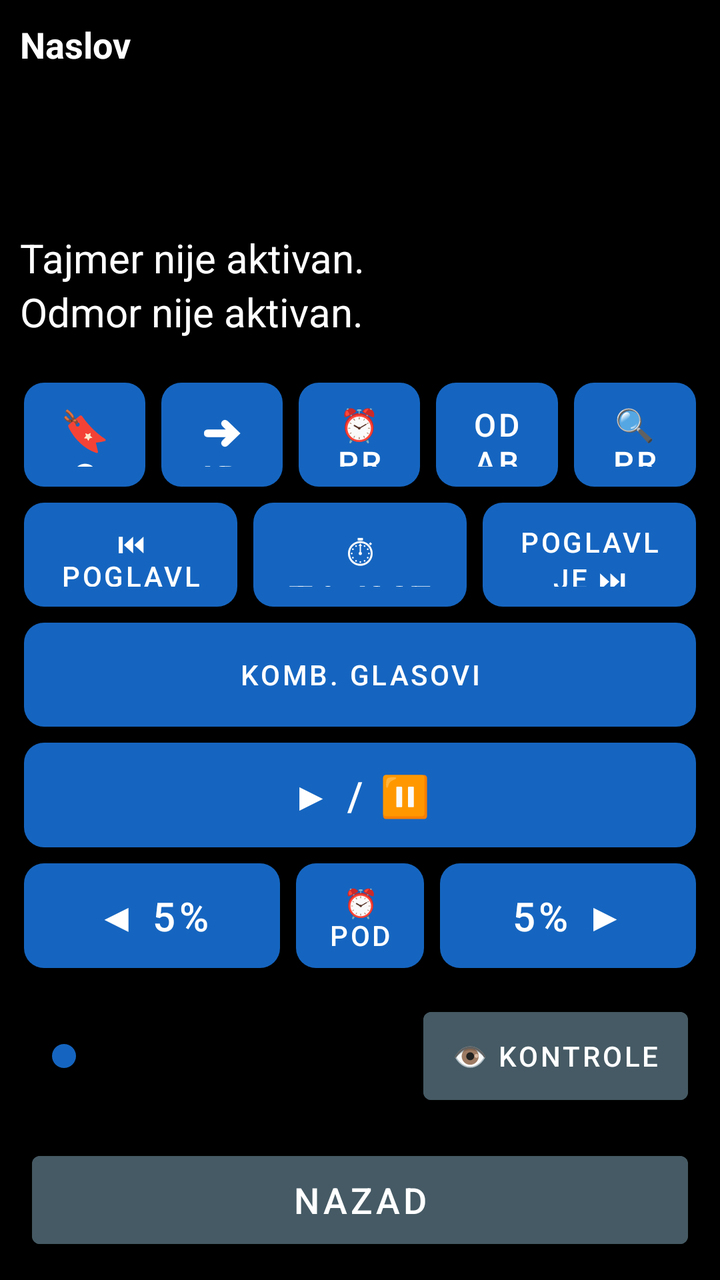
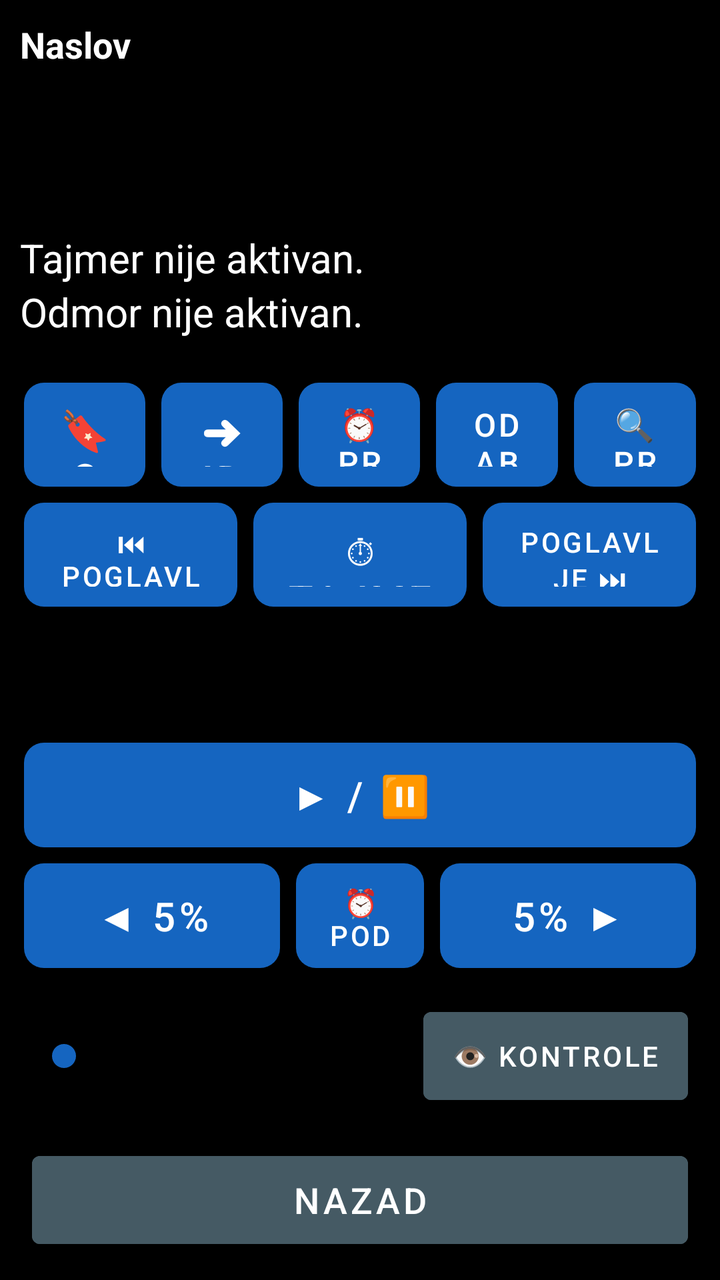

Screens rendered from an Android XML layout before and after an edit, with the pre-edit source and the edit as a unified diff.
<!-- AndroidManifest.xml: application theme Theme.RecPoRec -->
<!-- res/layout/activity_reader.xml -->
<?xml version="1.0" encoding="utf-8"?>
<LinearLayout xmlns:android="http://schemas.android.com/apk/res/android"
    android:layout_width="match_parent"
    android:layout_height="match_parent"
    android:orientation="vertical"
    android:fitsSystemWindows="true"
    android:background="@color/background">

    
    <LinearLayout
        android:id="@+id/layoutStatus"
        android:layout_width="match_parent"
        android:layout_height="wrap_content"
        android:orientation="vertical"
        android:padding="10dp">

        <TextView
            android:id="@+id/textDocTitle"
            android:layout_width="match_parent"
            android:layout_height="wrap_content"
            android:textSize="18sp"
            android:textStyle="bold"
            android:textColor="@color/text_primary"
            android:maxLines="1"
            android:ellipsize="end"
            android:text="Naslov" />

        <TextView
            android:id="@+id/textPages"
            android:layout_width="match_parent"
            android:layout_height="wrap_content"
            android:textSize="20sp"
            android:textColor="@color/text_primary"
            android:accessibilityLiveRegion="polite" />

        <TextView
            android:id="@+id/textElapsed"
            android:layout_width="match_parent"
            android:layout_height="wrap_content"
            android:textSize="20sp"
            android:textColor="@color/text_primary" />

        <TextView
            android:id="@+id/textRemaining"
            android:layout_width="match_parent"
            android:layout_height="wrap_content"
            android:textSize="20sp"
            android:textColor="@color/text_primary" />

        <TextView
            android:id="@+id/textTimerStatus"
            android:layout_width="match_parent"
            android:layout_height="wrap_content"
            android:textSize="20sp"
            android:textColor="@color/text_primary"
            android:text="Tajmer nije aktivan." />

        <TextView
            android:id="@+id/textRestStatus"
            android:layout_width="match_parent"
            android:layout_height="wrap_content"
            android:textSize="20sp"
            android:textColor="@color/text_primary"
            android:text="Odmor nije aktivan." />
    </LinearLayout>

    
    <LinearLayout
        android:layout_width="match_parent"
        android:layout_height="0dp"
        android:layout_weight="1"
        android:orientation="vertical"
        android:padding="8dp">

        
        <LinearLayout
            android:id="@+id/layoutRow1"
            android:layout_width="match_parent"
            android:layout_height="0dp"
            android:layout_weight="1"
            android:orientation="horizontal">

            <Button android:id="@+id/btnBookmarks" style="@style/KeyButton"
                android:backgroundTint="@color/btn_goto_page"
                android:contentDescription="Oznake - dodaj, ukloni ili ukloni sve oznake u ovom dokumentu. Dug pritisak: brzo dodaj oznaku."
                android:text="🔖 Oznake" />

            <Button android:id="@+id/btnGoTo" style="@style/KeyButton"
                android:backgroundTint="@color/btn_goto_page"
                android:contentDescription="Idi na stranicu, minut ili oznaku. Dug pritisak: idi na početak dokumenta."
                android:text="➜ Idi na" />

            <Button android:id="@+id/btnWakeUp" style="@style/KeyButton"
                android:backgroundTint="@color/btn_wakeup"
                android:contentDescription="Probudi me u tačno vreme. Dug pritisak: isključi buđenje."
                android:textSize="16sp"
                android:text="⏰ Probudi" />

            <Button android:id="@+id/btnSelectAll" style="@style/KeyButton"
                android:backgroundTint="@color/btn_combined"
                android:contentDescription="Odaberi sve. Dug pritisak: kopiraj odabrano."
                android:textSize="16sp"
                android:text="Odaberi sve" />

            <Button android:id="@+id/btnSearchText" style="@style/KeyButton"
                android:backgroundTint="@color/btn_goto_page"
                android:contentDescription="Pretraži tekst dokumenta. Dug pritisak: ponovi poslednju pretragu."
                android:textSize="16sp"
                android:text="🔍 Pretraga" />
        </LinearLayout>

        
        <LinearLayout
            android:id="@+id/layoutRow2"
            android:layout_width="match_parent"
            android:layout_height="0dp"
            android:layout_weight="1"
            android:orientation="horizontal">

            <Button android:id="@+id/btnPrevChapter" style="@style/KeyButton"
                android:backgroundTint="@color/btn_chapter"
                android:contentDescription="@string/btn_prev_chapter"
                android:textSize="14sp"
                android:text="⏮ Poglavlje" />

            <Button android:id="@+id/btnTimer" style="@style/KeyButton"
                android:backgroundTint="@color/btn_timer"
                android:contentDescription="@string/btn_timer"
                android:text="⏱ Tajmer" />

            <Button android:id="@+id/btnNextChapter" style="@style/KeyButton"
                android:backgroundTint="@color/btn_chapter"
                android:contentDescription="@string/btn_next_chapter"
                android:textSize="14sp"
                android:text="Poglavlje ⏭" />
        </LinearLayout>

        
        <LinearLayout
            android:id="@+id/layoutRow3"
            android:layout_width="match_parent"
            android:layout_height="0dp"
            android:layout_weight="1"
            android:orientation="horizontal">

            <Button android:id="@+id/btnCombinedVoices" style="@style/KeyButton"
                android:backgroundTint="@color/btn_combined"
                android:contentDescription="Kombinovani glasovi za ovaj dokument. Dug pritisak: automatski listaj dokument."
                android:textSize="14sp"
                android:text="Komb. glasovi" />
        </LinearLayout>

        
        <LinearLayout
            android:layout_width="match_parent"
            android:layout_height="0dp"
            android:layout_weight="1"
            android:orientation="horizontal">

            <Button android:id="@+id/btnPlayPause" style="@style/KeyButton"
                android:backgroundTint="@color/btn_play"
                android:contentDescription="@string/btn_play_pause"
                android:text="▶ / ⏸" />
        </LinearLayout>

        
        <LinearLayout
            android:id="@+id/layoutRow5"
            android:layout_width="match_parent"
            android:layout_height="0dp"
            android:layout_weight="1"
            android:orientation="horizontal">

            <Button android:id="@+id/btnStepBack" style="@style/KeyButton"
                android:layout_weight="2"
                android:backgroundTint="@color/btn_page_nav"
                android:contentDescription="@string/slider_back"
                android:text="◀ 5%" />

            <Button android:id="@+id/btnRemindMe" style="@style/KeyButton"
                android:backgroundTint="@color/btn_timer"
                android:contentDescription="Podsetnik, vraća dokument unazad. Dug pritisak: ponovi poslednji podsetnik."
                android:textSize="14sp"
                android:text="⏰ Podseti" />

            <Button android:id="@+id/btnStepForward" style="@style/KeyButton"
                android:layout_weight="2"
                android:backgroundTint="@color/btn_page_nav"
                android:contentDescription="@string/slider_forward"
                android:text="5% ▶" />
        </LinearLayout>

    </LinearLayout>

    
    <LinearLayout
        android:layout_width="match_parent"
        android:layout_height="wrap_content"
        android:orientation="horizontal"
        android:gravity="center_vertical"
        android:layout_marginStart="16dp"
        android:layout_marginEnd="16dp"
        android:layout_marginTop="4dp"
        android:layout_marginBottom="16dp">

        <SeekBar
            android:id="@+id/seekProgress"
            android:layout_width="0dp"
            android:layout_weight="1"
            android:layout_height="56dp"
            android:contentDescription="@string/slider_position"
            android:max="100"
            android:progressTint="@color/btn_voice"
            android:thumbTint="@color/btn_voice" />

        <Button
            android:id="@+id/btnToggleControls"
            android:layout_width="wrap_content"
            android:layout_height="56dp"
            android:layout_marginStart="10dp"
            android:minWidth="0dp"
            android:paddingStart="14dp"
            android:paddingEnd="14dp"
            android:textSize="14sp"
            android:backgroundTint="@color/btn_combined"
            android:textColor="@color/button_text"
            android:contentDescription="Prikaži ili sakrij kontrole. Dug pritisak: Kratak predah, pauzira čitanje na 15 minuta."
            android:text="👁 Kontrole" />
    </LinearLayout>

    
    <Button
        android:id="@+id/btnBack"
        android:layout_width="match_parent"
        android:layout_height="56dp"
        android:layout_marginStart="16dp"
        android:layout_marginEnd="16dp"
        android:layout_marginBottom="12dp"
        android:textSize="18sp"
        android:backgroundTint="@color/btn_combined"
        android:textColor="@color/button_text"
        android:contentDescription="Nazad. Zatvara dokument, vraća na listu. Dug pritisak: pošalji aplikaciju u pozadinu."
        android:text="Nazad" />

</LinearLayout>
<!-- resources referenced by this layout -->
<resources>
  <color name="background">#000000</color>
  <color name="btn_chapter">#2E7D32</color>
  <color name="btn_combined">#455A64</color>
  <color name="btn_goto_page">#5D4037</color>
  <color name="btn_page_nav">#AD1457</color>
  <color name="btn_play">#D84315</color>
  <color name="btn_timer">#6A1B9A</color>
  <color name="btn_voice">#1565C0</color>
  <color name="btn_wakeup">#C62828</color>
  <color name="button_text">#FFFFFF</color>
  <color name="text_primary">#FFFFFF</color>
  <string name="btn_next_chapter">Sledeće poglavlje. Dug pritisak: spisak svih poglavlja.</string>
  <string name="btn_play_pause">Pokreni/Pauziraj čitanje. Dug pritisak: reci trenutni status.</string>
  <string name="btn_prev_chapter">Prethodno poglavlje. Dug pritisak: ponovi trenutno poglavlje.</string>
  <string name="btn_timer">Tajmer za automatsku pauzu. Dug pritisak: isključi tajmer.</string>
  <string name="slider_back">Pomeri pet posto unazad. Dug pritisak: ponovi trenutnu stranicu.</string>
  <string name="slider_forward">Pomeri pet posto unapred. Dug pritisak: poništi poslednju radnju.</string>
  <string name="slider_position">Klizač za pomeranje kroz knjigu, pet posto po koraku</string>
  <style name="KeyButton">
          <item name="android:layout_width">0dp</item>
          <item name="android:layout_height">match_parent</item>
          <item name="android:layout_weight">1</item>
          <item name="android:layout_margin">4dp</item>
          <item name="android:textSize">20sp</item>
          <item name="android:textColor">@color/button_text</item>
          <item name="android:background">@drawable/key_button_shape</item>
          <item name="android:stateListAnimator">@null</item>
          <item name="android:elevation">0dp</item>
      </style>
  <style name="Theme.RecPoRec" parent="Theme.MaterialComponents.DayNight.NoActionBar">
          <item name="android:windowBackground">@color/background</item>
          <item name="android:textColorPrimary">@color/text_primary</item>
          <item name="colorPrimary">@color/btn_voice</item>
          <item name="colorOnPrimary">@color/button_text</item>
          <item name="alertDialogTheme">@style/RecPoRecAlertDialog</item>
          <item name="android:alertDialogTheme">@style/RecPoRecAlertDialog</item>
      </style>
  <!-- drawable key_button_shape (drawable) -->
  <?xml version="1.0" encoding="utf-8"?>
  <shape xmlns:android="http://schemas.android.com/apk/res/android"
      android:shape="rectangle">
      <corners android:radius="10dp" />
      <solid android:color="#FFFFFF" />
  </shape>
  <style name="RecPoRecAlertDialog" parent="Theme.AppCompat.DayNight.Dialog.Alert">
          <item name="android:windowBackground">@color/background</item>
          <item name="android:textColorPrimary">@color/text_primary</item>
          <item name="colorAccent">@color/btn_goto_page</item>
          <item name="android:textAppearanceMedium">@style/RecPoRecDialogText</item>
          <item name="android:textAppearanceListItem">@style/RecPoRecDialogText</item>
          <item name="android:textAppearanceListItemSmall">@style/RecPoRecDialogText</item>
          <item name="buttonBarPositiveButtonStyle">@style/RecPoRecDialogButton</item>
          <item name="buttonBarNegativeButtonStyle">@style/RecPoRecDialogButton</item>
          <item name="buttonBarNeutralButtonStyle">@style/RecPoRecDialogButton</item>
      </style>
  <style name="RecPoRecDialogText" parent="TextAppearance.AppCompat.Medium">
          <item name="android:textSize">20sp</item>
          <item name="android:textColor">@color/text_primary</item>
      </style>
  <style name="RecPoRecDialogButton" parent="Widget.AppCompat.Button.ButtonBar.AlertDialog">
          <item name="android:textSize">18sp</item>
          <item name="android:textColor">@color/btn_goto_page</item>
          <item name="android:textStyle">bold</item>
      </style>
</resources>

<!-- the commit's change to res/layout/activity_reader.xml (unified diff, before → after) -->
@@ -143,11 +143,6 @@
             android:layout_weight="1"
             android:orientation="horizontal">
 
-            <Button android:id="@+id/btnCombinedVoices" style="@style/KeyButton"
-                android:backgroundTint="@color/btn_combined"
-                android:contentDescription="Kombinovani glasovi za ovaj dokument. Dug pritisak: automatski listaj dokument."
-                android:textSize="14sp"
-                android:text="Komb. glasovi" />
         </LinearLayout>
 
         
